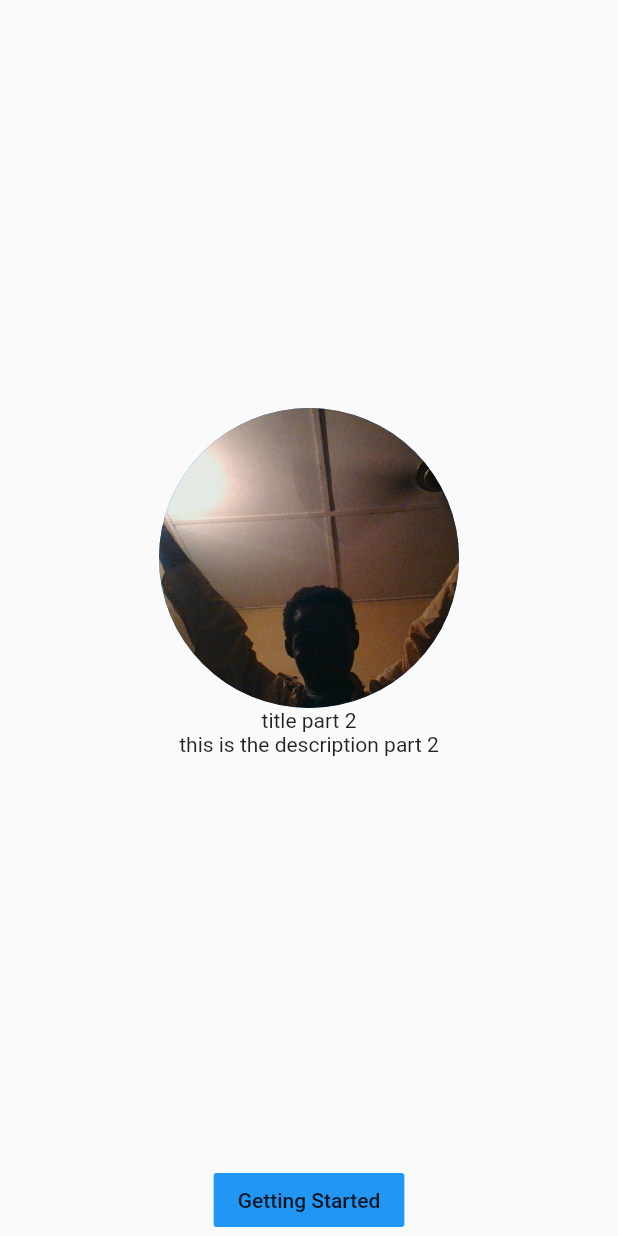
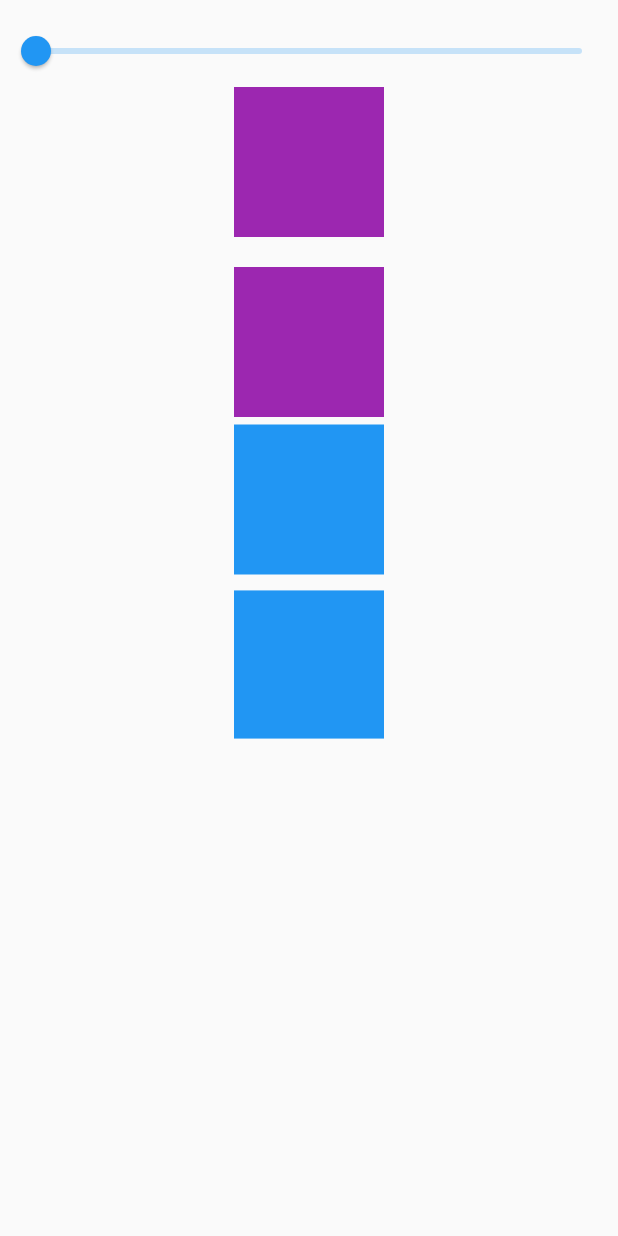
Before and after one commit to jhaym3s/playGround, a Flutter app: the screen it shows after launch, on a phone screen of 412 x 824 dp. Run offline on Flutter 3.47's test engine with Material 2 defaults, Android fonts, the phone set to English and light mode, and no system bars.

Commit message:
added some transform stuff

```diff
--- a/lib/main.dart
+++ b/lib/main.dart
@@ -1,9 +1,6 @@
-import 'package:flutter/cupertino.dart';
 import 'package:flutter/material.dart';
-import 'package:flutter/widgets.dart';
-import 'package:playground/slideItem.dart';
-import 'package:playground/slide.dart';
-import 'dart:async';
+import 'package:playground/slidingPage/main_slider_file.dart';
+import 'package:playground/transform/transform_file.dart';
 
 void main() {
   runApp(MyApp());
@@ -15,76 +12,7 @@ class MyApp extends StatelessWidget {
   Widget build(BuildContext context) {
     return MaterialApp(
       title: 'Flutter Demo',
-      home: Home(),
+      home: TransformFile(),
     );
   }
 }
-
-class Home extends StatefulWidget {
-  @override
-  _HomeState createState() => _HomeState();
-}
-
-class _HomeState extends State<Home> {
-  int currentPage = 0 ;
-  final PageController controlsPage = PageController(
-    initialPage: 0,
-  );
-  @override
-  void initState() {
-    super.initState();
-    Timer.periodic(Duration(seconds: 6), (Timer timer) {
-      if(currentPage < 2){
-        currentPage = currentPage+1;
-      }else {currentPage = 0 ;}
-     controlsPage.animateToPage(currentPage, duration: Duration(milliseconds: 300), curve: Curves.easeIn);
-      //note that the duration here is the animation duration so it is not same as the one used in the timer
-      //and the curve property is for the animation effect
-    });
-
-  }
-
-  @override
-  void dispose() {
-    super.dispose();
-    controlsPage.dispose();
-  }
-     _onChanged(int index){
-    setState(() {
-      currentPage = index;
-    });
-  }
-
-  @override
-  Widget build(BuildContext context) {
-    return Scaffold(
-      body: Center(
-        child: Container(
-          child: Column(
-            children: [
-              Expanded(
-                child:PageView.builder(itemBuilder: (context, index) {
-                  return SlideItem(index);
-                },
-                  scrollDirection: Axis.horizontal,
-                 controller: controlsPage,
-                  onPageChanged: _onChanged,
-                itemCount: slideList.length,
-                ),
-              ),
-              Column(
-                children: [
-                  FlatButton(
-                    onPressed: () {},
-                    child: Text("Getting Started"),
-                    color: Colors.blue,
-                  ),
-                ],
-              )
-            ],
-          ),
-        ),
-      ),
-    );
-  }
-}
--- /dev/null
+++ b/lib/slidingPage/main_slider_file.dart
@@ -0,0 +1,71 @@
+import 'dart:async';
+
+import 'package:flutter/material.dart';
+import 'package:playground/slidingPage/slide.dart';
+import 'package:playground/slidingPage/slideItem.dart';
+
+class MainSlider extends StatefulWidget {
+  @override
+  _MainSliderState createState() => _MainSliderState();
+}
+
+class _MainSliderState extends State<MainSlider> {
+  int currentPage = 0 ;
+  final PageController controlsPage = PageController(
+    initialPage: 0,
+  );
+  @override
+  void initState() {
+    super.initState();
+    Timer.periodic(Duration(seconds: 6), (Timer timer) {
+      if(currentPage < 2){
+        currentPage = currentPage+1;
+      }else {currentPage = 0 ;}
+      controlsPage.animateToPage(currentPage, duration: Duration(milliseconds: 300), curve: Curves.easeIn);
+      //note that the duration here is the animation duration so it is not same as the one used in the timer
+      //and the curve property is for the animation effect
+    });
+  }
+  @override
+  void dispose() {
+    super.dispose();
+    controlsPage.dispose();
+  }
+  _onChanged(int index){
+    setState(() {
+      currentPage = index;
+    });
+  }
+  @override
+  Widget build(BuildContext context) {
+    return Scaffold(
+      body: Center(
+        child: Container(
+          child: Column(
+            children: [
+              Expanded(
+                child:PageView.builder(itemBuilder: (context, index) {
+                  return SlideItem(index);
+                },
+                  scrollDirection: Axis.horizontal,
+                  controller: controlsPage,
+                  onPageChanged: _onChanged,
+                  itemCount: slideList.length,
+                ),
+              ),
+              Column(
+                children: [
+                  FlatButton(
+                    onPressed: () {},
+                    child: Text("Getting Started"),
+                    color: Colors.blue,
+                  ),
+                ],
+              )
+            ],
+          ),
+        ),
+      ),
+    );
+  }
+}
--- a/lib/slideItem.dart
+++ b/lib/slidingPage/slideItem.dart
@@ -1,5 +1,5 @@
 import 'package:flutter/material.dart';
-import 'package:playground/slide.dart';
+import 'file:///C:/Users/jhaym/AndroidStudioProjects/playGround/lib/slidingPage/slide.dart';
 
 class SlideItem extends StatelessWidget {
   final int index;
--- /dev/null
+++ b/lib/transform/transform_file.dart
@@ -0,0 +1,118 @@
+import 'package:flutter/material.dart';
+import 'dart:math';
+
+class TransformFile extends StatefulWidget {
+  @override
+  _TransformFileState createState() => _TransformFileState();
+}
+
+class _TransformFileState extends State<TransformFile> {
+  double sliderValue = 0;
+  Widget slider(){
+    return Slider(
+      value: sliderValue,
+        onChanged: (value) {
+          setState(() {
+            sliderValue = value;
+          });
+        },
+      min: 0,
+      max: 100,
+    );
+  }
+  Widget rotate(){
+    return Container(
+      child: Transform.rotate(
+       angle: sliderValue,
+       //origin: Offset(0,sliderValue),
+        child: Container(
+          height:100.0,
+          width: 100.0,
+          color: Colors.purple,
+        ),
+      ),
+    );
+  }
+  Widget translate(){
+    return Container(
+      child: Transform.translate(
+       //origin: Offset(0,sliderValue),
+        offset: Offset(0,sliderValue),
+        child: Container(
+          height:100.0,
+          width: 100.0,
+          color: Colors.purple,
+        ),
+      ),
+    );
+  }
+  Widget skew(){
+    return Container(
+      child: Transform(
+       //origin: Offset(0,sliderValue),
+        transform: Matrix4.skewY(sliderValue /100),
+        child: Container(
+          height:100.0,
+          width: 100.0,
+          color: Colors.blue,
+        ),
+      ),
+    );
+  }
+  Widget threeD(){
+    return Container(
+      child: Transform(
+       //origin: Offset(0,sliderValue),
+        transform: Matrix4.identity()..setEntry(3,2, sliderValue/1000)..rotateX(3.14/20),
+        alignment: FractionalOffset.center,
+        child: Container(
+          height:100.0,
+          width: 100.0,
+          color: Colors.blue,
+        ),
+      ),
+    );
+  }
+  Widget scale(){
+    return Container(
+      child: Transform.scale(
+         // angle: sliderValue,
+        //origin: Offset(0,0),
+        scale: sliderValue/50,
+        child: Container(
+          height:sliderValue/2,
+          width: sliderValue/2,
+          color: Colors.black,
+        ),
+      ),
+    );
+  }
+
+  @override
+  void initState() {
+    sliderValue = 0;
+    super.initState();
+  }
+  @override
+  Widget build(BuildContext context) {
+    return Scaffold(
+      body: SafeArea(
+        child: Column(
+          children: [
+            SizedBox(height: 10,),
+            slider(),
+            rotate(),
+            SizedBox(height: 10,),
+            scale(),
+            SizedBox(height: 10,),
+            translate(),
+            SizedBox(height: 5,),
+            skew(),
+            SizedBox(height: 10),
+            threeD(),
+          ],
+        ),
+      )
+    );
+  }
+}
```
Also changed, not shown: lib/slidingPage/slide.dart (renamed from lib/slide.dart), pubspec.lock.
